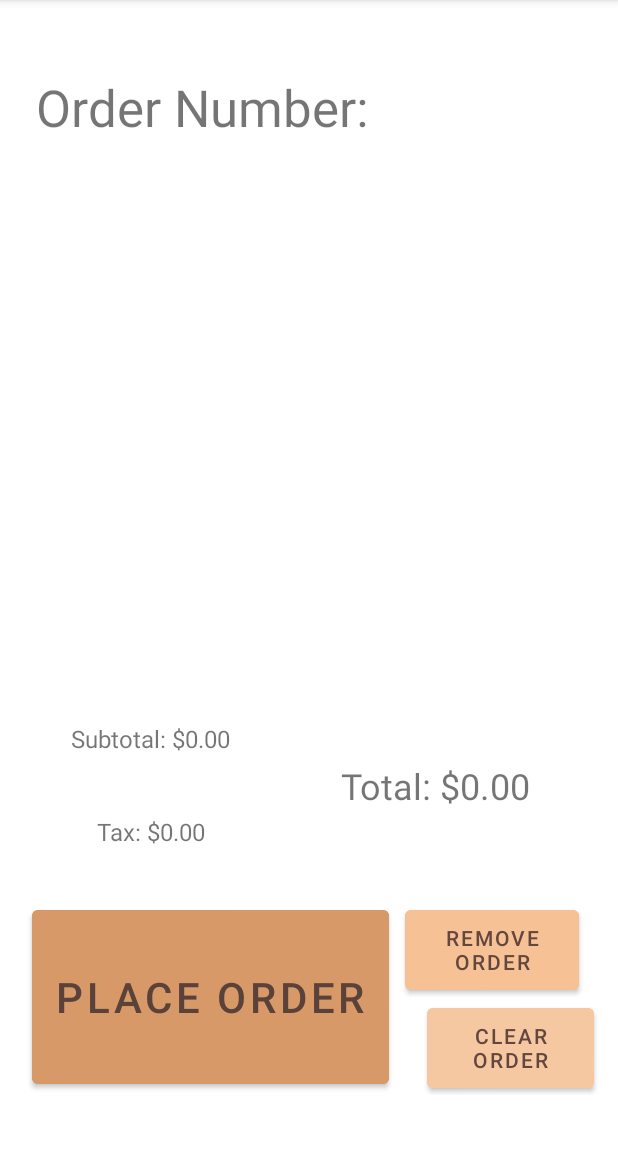
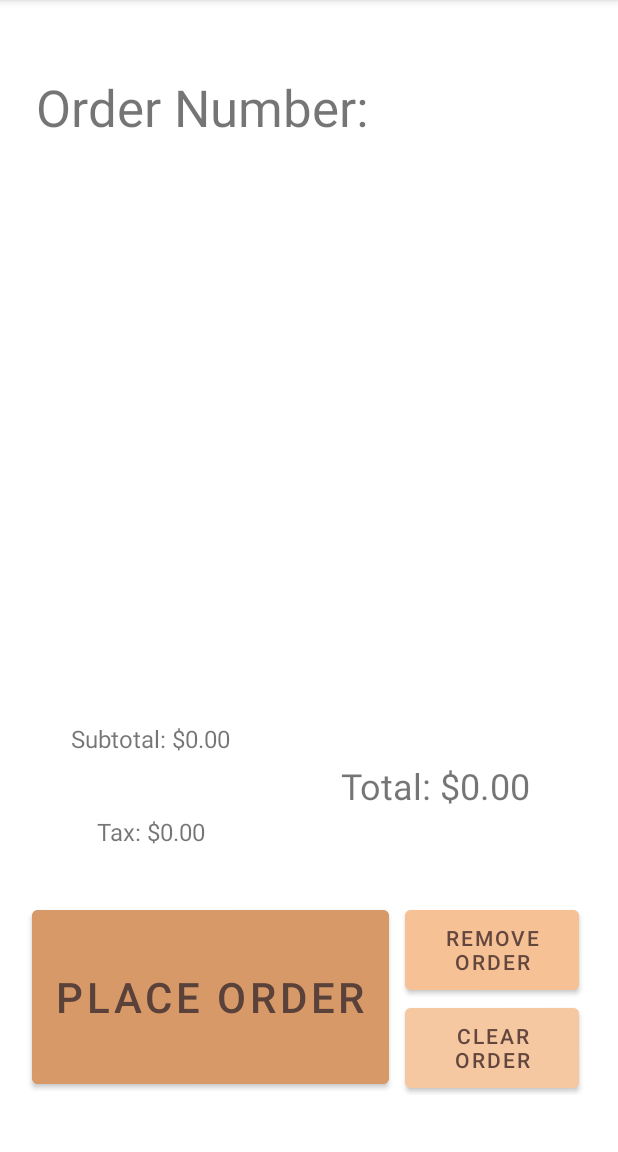
Before and after one commit to davidm8192/AndroidPizzeria, an Android app: the CurrentOrderActivity screen opened directly, with no data from a screen before it, on a phone screen of 412 x 824 dp, the part 84-1236 px from its top. Run offline under Robolectric (Android 15) with nearby library versions, the light colour scheme and no system bars.

Commit message:
Current order adjustment

```diff
--- a/app/src/main/res/layout/activity_current_order.xml
+++ b/app/src/main/res/layout/activity_current_order.xml
@@ -33,7 +33,9 @@
 
         <ListView
             android:layout_width="match_parent"
-            android:layout_height="323dp" />
+            android:layout_height="323dp"
+            android:layout_marginStart="20dp"
+            android:layout_marginEnd="20dp" />
 
         <Space
             android:layout_width="match_parent"
@@ -126,8 +128,8 @@
                     android:id="@+id/button2"
                     android:layout_width="match_parent"
                     android:layout_height="65dp"
-                    android:layout_marginStart="20dp"
-                    android:layout_marginEnd="10dp"
+                    android:layout_marginStart="5dp"
+                    android:layout_marginEnd="20dp"
                     android:backgroundTint="#F6C8A1"
                     android:text="@string/clearOrderLabel"
                     android:textColor="#63473E" />
```
